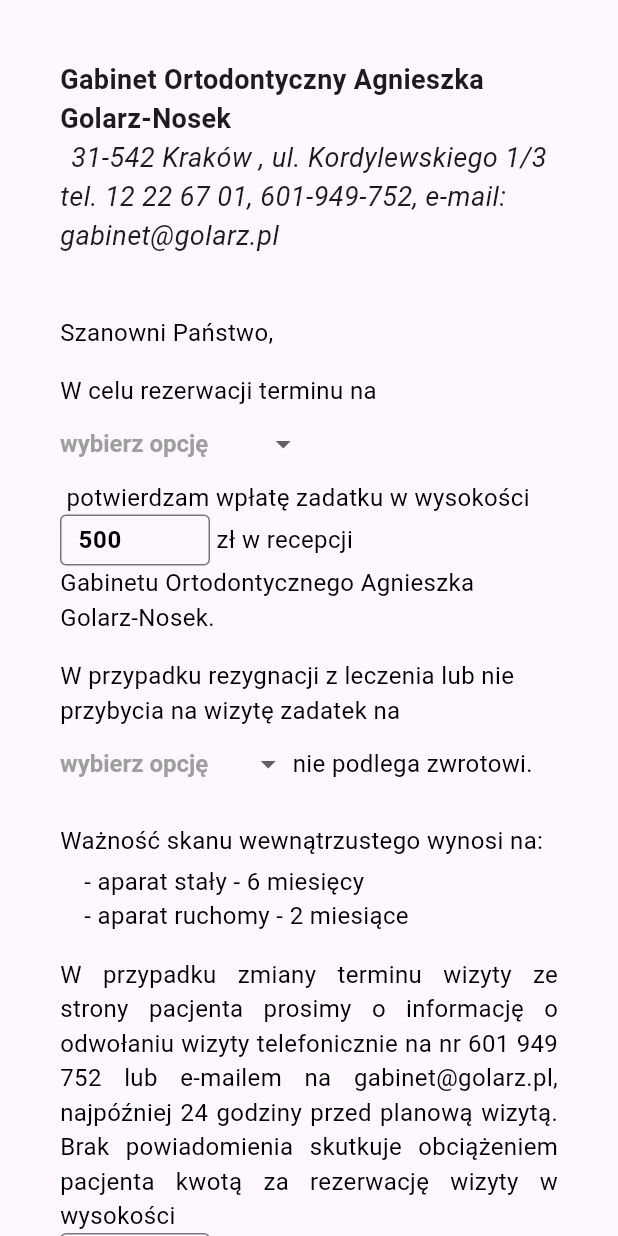
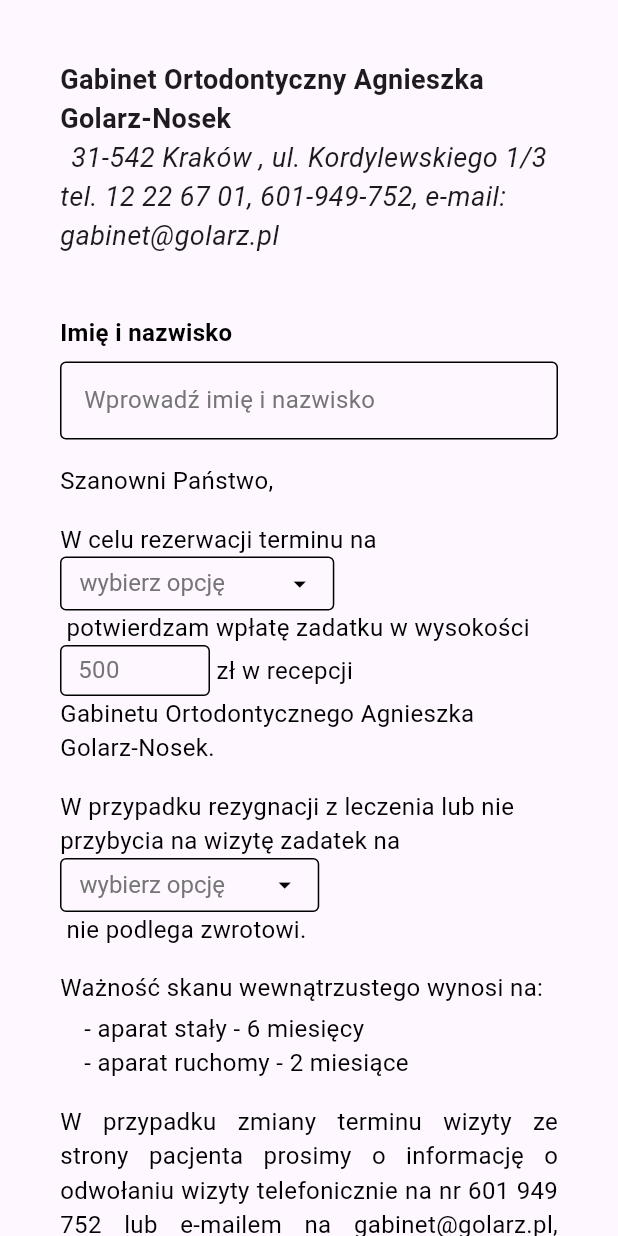
Before and after one commit to ruffaaw/formularze-stomatologia, a Flutter app: the screen it shows after launch, on a phone screen of 412 x 824 dp. Run offline on Flutter 3.47's test engine with Material 3 defaults, Android fonts, the phone set to English and light mode, and no system bars; missing offline and left inert: syncfusion_flutter_signaturepad; statements that could not run were skipped.

Commit message:
feat: improved screen

```diff
--- a/lib/screens/zadatek_screen.dart
+++ b/lib/screens/zadatek_screen.dart
@@ -16,12 +16,9 @@ class _ZadatekScreenState extends State<ZadatekScreen> {
   String? selectedService;
   String? selectedApplianceType;
 
-  final TextEditingController paymentController = TextEditingController(
-    text: "500",
-  );
-  final TextEditingController penaltyPriceController = TextEditingController(
-    text: "250",
-  );
+  final TextEditingController paymentController = TextEditingController();
+  final TextEditingController penaltyPriceController = TextEditingController();
+  TextEditingController patientNameController = TextEditingController();
 
   static const double baseFontSize = 16;
   static const double inputFieldWidth = 100;
@@ -55,10 +52,14 @@ class _ZadatekScreenState extends State<ZadatekScreen> {
   void dispose() {
     paymentController.dispose();
     penaltyPriceController.dispose();
+    patientNameController.dispose();
     super.dispose();
   }
 
-  Widget _buildAmountField(TextEditingController controller) {
+  Widget _buildAmountField({
+    TextEditingController? controller,
+    required String price,
+  }) {
     return SizedBox(
       width: inputFieldWidth,
       child: TextField(
@@ -69,10 +70,78 @@ class _ZadatekScreenState extends State<ZadatekScreen> {
         ],
         style: baseTextStyle.copyWith(fontWeight: FontWeight.bold),
         decoration: InputDecoration(
+          enabledBorder: OutlineInputBorder(
+            borderSide: BorderSide(color: Colors.black),
+          ),
+          focusedBorder: OutlineInputBorder(
+            borderSide: BorderSide(color: Colors.black, width: 1.5),
+          ),
+          errorBorder: OutlineInputBorder(
+            borderSide: BorderSide(color: Colors.red, width: 1.5),
+          ),
+          border: const OutlineInputBorder(),
           isDense: true,
           contentPadding: inputPadding,
+          hint: Text(
+            price,
+            style: baseTextStyle.copyWith(
+              color: Colors.grey.shade600,
+              height: 1.0,
+            ),
+          ),
+        ),
+      ),
+    );
+  }
+
+  Widget _buildPatientNameField() {
+    return Padding(
+      padding: const EdgeInsets.only(bottom: 16.0),
+      child: Column(
+        crossAxisAlignment: CrossAxisAlignment.start,
+        children: [
+          Text(
+            "Imię i nazwisko",
+            style: baseTextStyle.copyWith(fontWeight: FontWeight.bold),
+          ),
+          const SizedBox(height: 8),
+          TextFormField(
+            controller: patientNameController,
+            decoration: InputDecoration(
+              enabledBorder: OutlineInputBorder(
+                borderSide: BorderSide(color: Colors.black),
+              ),
+              focusedBorder: OutlineInputBorder(
+                borderSide: BorderSide(color: Colors.black, width: 1.5),
+              ),
+              errorBorder: OutlineInputBorder(
+                borderSide: BorderSide(color: Colors.red, width: 1.5),
+              ),
               border: const OutlineInputBorder(),
+              contentPadding: const EdgeInsets.symmetric(
+                horizontal: 12,
+                vertical: 14,
               ),
+              hint: Text(
+                "Wprowadź imię i nazwisko",
+                style: baseTextStyle.copyWith(
+                  color: Colors.grey.shade600,
+                  height: 1.0,
+                ),
+              ),
+              isDense: true,
+            ),
+            style: baseTextStyle,
+            validator: (value) {
+              if (value == null || value.isEmpty) {
+                return 'To pole jest wymagane';
+              }
+              return null;
+            },
+            autofocus: false,
+            textCapitalization: TextCapitalization.words,
+          ),
+        ],
       ),
     );
   }
@@ -83,18 +152,51 @@ class _ZadatekScreenState extends State<ZadatekScreen> {
     required ValueChanged<String?> onChanged,
     String hintText = 'wybierz opcję',
   }) {
-    return DropdownButton<String>(
+    return Container(
+      height: 36,
+      decoration: BoxDecoration(
+        border: Border.all(color: Colors.black, width: 1.0),
+        borderRadius: BorderRadius.circular(4.0),
+      ),
+      child: Padding(
+        padding: const EdgeInsets.symmetric(horizontal: 12.0),
+        child: DropdownButtonHideUnderline(
+          child: DropdownButton<String>(
             value: value,
-      hint: Text(hintText, style: baseTextStyle.copyWith(color: Colors.grey)),
-      underline: const SizedBox(),
-      style: baseTextStyle.copyWith(fontWeight: FontWeight.bold),
+            hint: Text(
+              hintText,
+              style: baseTextStyle.copyWith(
+                fontWeight: FontWeight.normal,
+                color: Colors.grey.shade600,
+                height: 1.0,
+              ),
+            ),
+            isDense: true,
+            style: baseTextStyle.copyWith(
+              fontWeight: FontWeight.bold,
+              color: Colors.black,
+              height: 1.0,
+            ),
+            borderRadius: BorderRadius.circular(4),
+            icon: const Icon(
+              Icons.arrow_drop_down,
+              color: Colors.black,
+              size: 20,
+            ),
+            dropdownColor: Colors.white,
             items: items.map((item) {
               return DropdownMenuItem(
                 value: item["value"],
-          child: Text(item["label"]!),
+                child: Text(
+                  item["label"]!,
+                  style: baseTextStyle.copyWith(height: 1.0),
+                ),
               );
             }).toList(),
             onChanged: onChanged,
+          ),
+        ),
+      ),
     );
   }
 
@@ -112,6 +214,7 @@ class _ZadatekScreenState extends State<ZadatekScreen> {
               child: Column(
                 crossAxisAlignment: CrossAxisAlignment.start,
                 children: [
+                  _buildPatientNameField(),
                   Text("Szanowni Państwo,", style: baseTextStyle),
                   SizedBox(height: sectionSpacing),
 
@@ -132,7 +235,10 @@ class _ZadatekScreenState extends State<ZadatekScreen> {
                         " potwierdzam wpłatę zadatku w wysokości ",
                         style: baseTextStyle,
                       ),
-                      _buildAmountField(paymentController),
+                      _buildAmountField(
+                        controller: paymentController,
+                        price: "500",
+                      ),
                       Text(" zł w recepcji ", style: baseTextStyle),
                       Text("Gabinetu Ortodontycznego ", style: baseTextStyle),
                       Text("Agnieszka ", style: baseTextStyle),
@@ -198,7 +304,10 @@ class _ZadatekScreenState extends State<ZadatekScreen> {
                         style: baseTextStyle,
                         textAlign: TextAlign.justify,
                       ),
-                      _buildAmountField(penaltyPriceController),
+                      _buildAmountField(
+                        controller: penaltyPriceController,
+                        price: "250",
+                      ),
                       Text(" zł.", style: baseTextStyle),
                     ],
                   ),
```
Lines whose indentation alone changed are shown as unchanged.
